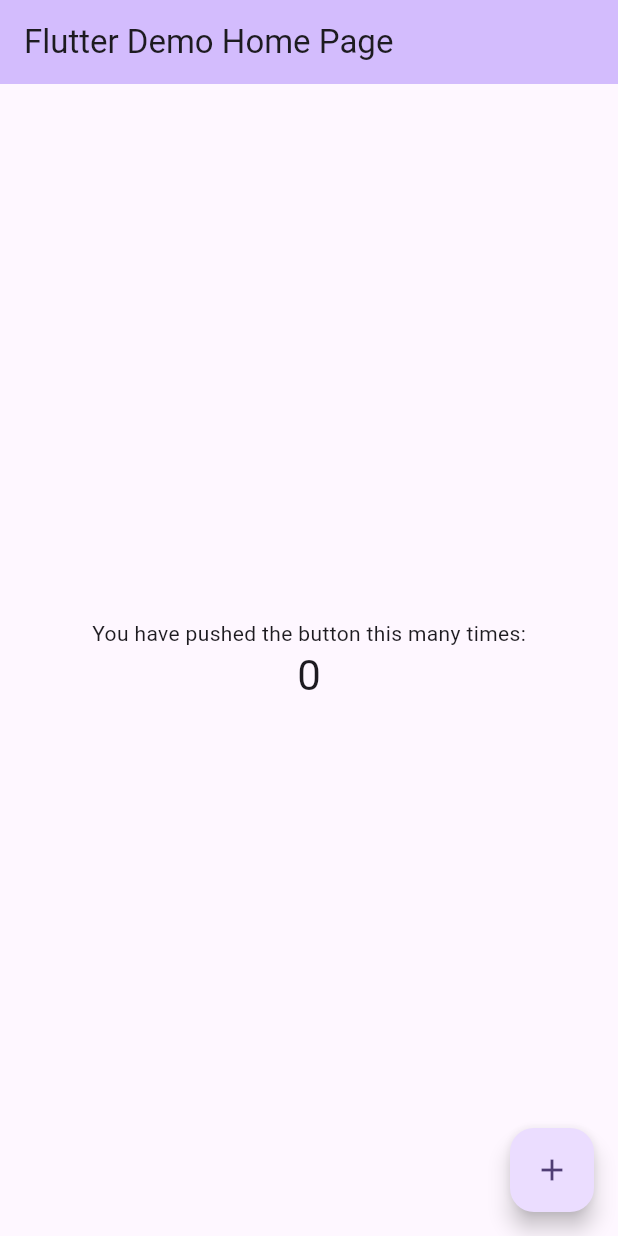
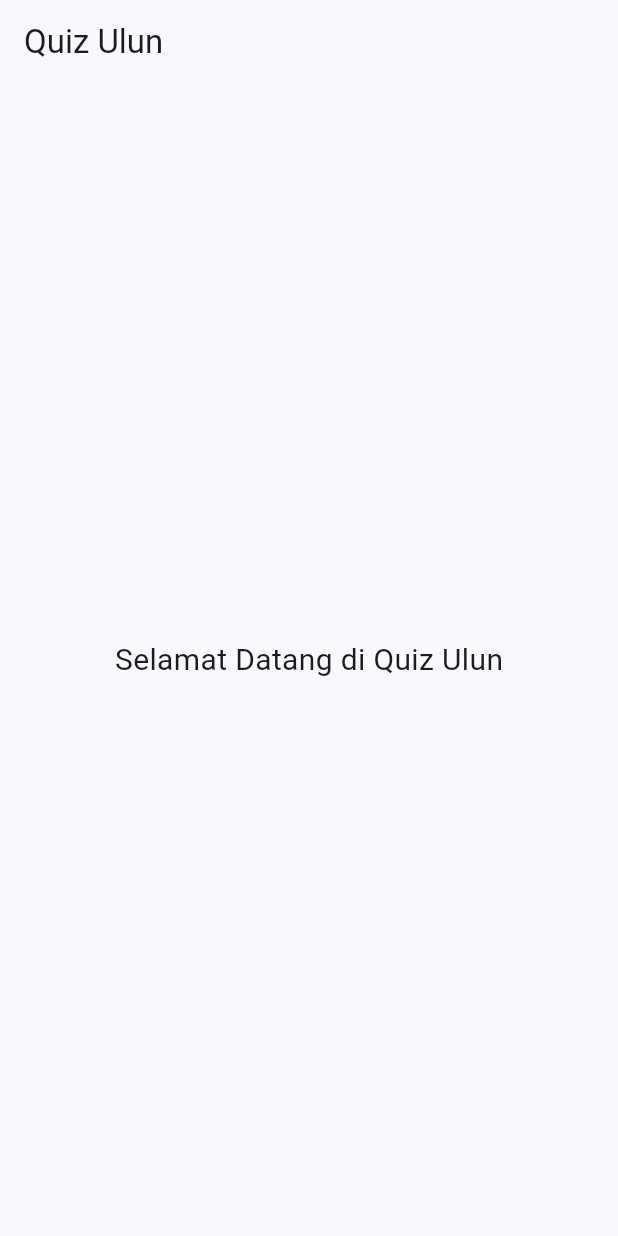
Before and after one commit to Azlinsyah-231401013/quiz_ulun, a Flutter app: the screen it shows after launch, on a phone screen of 412 x 824 dp. Run offline on Flutter 3.47's test engine with Material 3 defaults, Android fonts, the phone set to English and light mode, and no system bars.

Commit message:
feat: add light and dark theme with basic HomePage

```diff
--- a/lib/main.dart
+++ b/lib/main.dart
@@ -1,122 +1,44 @@
 import 'package:flutter/material.dart';
 
-void main() {
-  runApp(const MyApp());
-}
+void main() => runApp(const QuizUlunApp());
 
-class MyApp extends StatelessWidget {
-  const MyApp({super.key});
+class QuizUlunApp extends StatelessWidget {
+  const QuizUlunApp({super.key});
 
-  // This widget is the root of your application.
   @override
   Widget build(BuildContext context) {
     return MaterialApp(
-      title: 'Flutter Demo',
+      title: 'Quiz Ulun',
+      debugShowCheckedModeBanner: false,
+      themeMode: ThemeMode.system,
       theme: ThemeData(
-        // This is the theme of your application.
-        //
-        // TRY THIS: Try running your application with "flutter run". You'll see
-        // the application has a purple toolbar. Then, without quitting the app,
-        // try changing the seedColor in the colorScheme below to Colors.green
-        // and then invoke "hot reload" (save your changes or press the "hot
-        // reload" button in a Flutter-supported IDE, or press "r" if you used
-        // the command line to start the app).
-        //
-        // Notice that the counter didn't reset back to zero; the application
-        // state is not lost during the reload. To reset the state, use hot
-        // restart instead.
-        //
-        // This works for code too, not just values: Most code changes can be
-        // tested with just a hot reload.
-        colorScheme: ColorScheme.fromSeed(seedColor: Colors.deepPurple),
+        brightness: Brightness.light,
+        colorScheme: ColorScheme.fromSeed(seedColor: Colors.indigo),
+        useMaterial3: true,
       ),
-      home: const MyHomePage(title: 'Flutter Demo Home Page'),
+      darkTheme: ThemeData(
+        brightness: Brightness.dark,
+        colorScheme: ColorScheme.fromSeed(seedColor: Colors.indigo),
+        useMaterial3: true,
+      ),
+      home: const HomePage(),
     );
   }
 }
 
-class MyHomePage extends StatefulWidget {
-  const MyHomePage({super.key, required this.title});
-
-  // This widget is the home page of your application. It is stateful, meaning
-  // that it has a State object (defined below) that contains fields that affect
-  // how it looks.
-
-  // This class is the configuration for the state. It holds the values (in this
-  // case the title) provided by the parent (in this case the App widget) and
-  // used by the build method of the State. Fields in a Widget subclass are
-  // always marked "final".
-
-  final String title;
-
-  @override
-  State<MyHomePage> createState() => _MyHomePageState();
-}
-
-class _MyHomePageState extends State<MyHomePage> {
-  int _counter = 0;
-
-  void _incrementCounter() {
-    setState(() {
-      // This call to setState tells the Flutter framework that something has
-      // changed in this State, which causes it to rerun the build method below
-      // so that the display can reflect the updated values. If we changed
-      // _counter without calling setState(), then the build method would not be
-      // called again, and so nothing would appear to happen.
-      _counter++;
-    });
-  }
+class HomePage extends StatelessWidget {
+  const HomePage({super.key});
 
   @override
   Widget build(BuildContext context) {
-    // This method is rerun every time setState is called, for instance as done
-    // by the _incrementCounter method above.
-    //
-    // The Flutter framework has been optimized to make rerunning build methods
-    // fast, so that you can just rebuild anything that needs updating rather
-    // than having to individually change instances of widgets.
     return Scaffold(
-      appBar: AppBar(
-        // TRY THIS: Try changing the color here to a specific color (to
-        // Colors.amber, perhaps?) and trigger a hot reload to see the AppBar
-        // change color while the other colors stay the same.
-        backgroundColor: Theme.of(context).colorScheme.inversePrimary,
-        // Here we take the value from the MyHomePage object that was created by
-        // the App.build method, and use it to set our appbar title.
-        title: Text(widget.title),
-      ),
-      body: Center(
-        // Center is a layout widget. It takes a single child and positions it
-        // in the middle of the parent.
-        child: Column(
-          // Column is also a layout widget. It takes a list of children and
-          // arranges them vertically. By default, it sizes itself to fit its
-          // children horizontally, and tries to be as tall as its parent.
-          //
-          // Column has various properties to control how it sizes itself and
-          // how it positions its children. Here we use mainAxisAlignment to
-          // center the children vertically; the main axis here is the vertical
-          // axis because Columns are vertical (the cross axis would be
-          // horizontal).
-          //
-          // TRY THIS: Invoke "debug painting" (choose the "Toggle Debug Paint"
-          // action in the IDE, or press "p" in the console), to see the
-          // wireframe for each widget.
-          mainAxisAlignment: MainAxisAlignment.center,
-          children: <Widget>[
-            const Text('You have pushed the button this many times:'),
-            Text(
-              '$_counter',
-              style: Theme.of(context).textTheme.headlineMedium,
-            ),
-          ],
+      appBar: AppBar(title: const Text("Quiz Ulun")),
+      body: const Center(
+        child: Text(
+          "Selamat Datang di Quiz Ulun",
+          style: TextStyle(fontSize: 20),
         ),
       ),
-      floatingActionButton: FloatingActionButton(
-        onPressed: _incrementCounter,
-        tooltip: 'Increment',
-        child: const Icon(Icons.add),
-      ), // This trailing comma makes auto-formatting nicer for build methods.
     );
   }
 }
```
